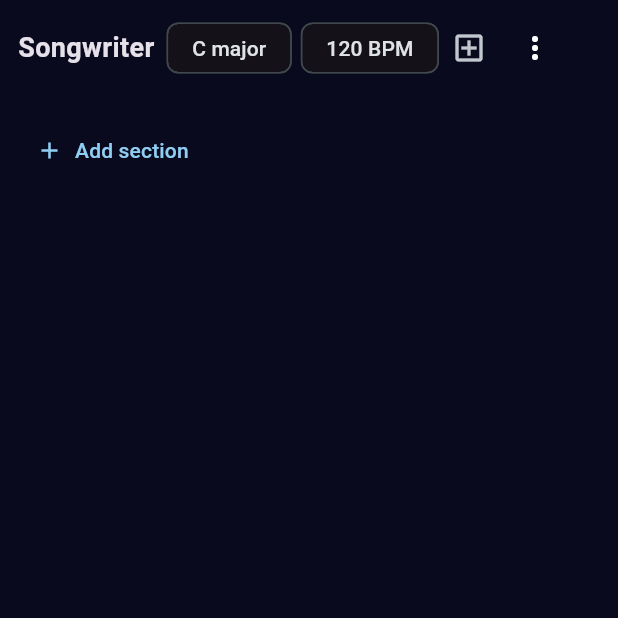
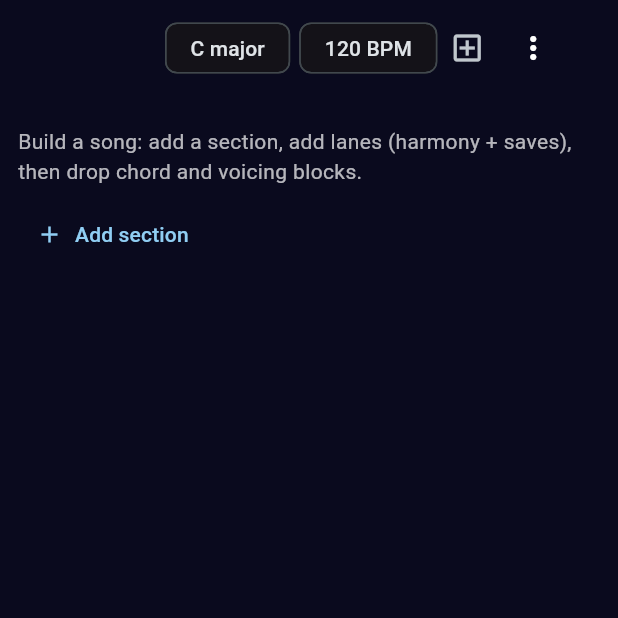
Before and after one commit to Rensykes/muzician, a Flutter app: the SongwriterScreen screen opened directly, on a phone screen of 412 x 824 dp, the top half of it. Run offline on Flutter 3.47's test engine with Material 3 defaults, Android fonts, the phone set to English and light mode, and no system bars; our stand-ins replace audioplayers, file_picker, flutter_riverpod, shared_preferences; missing offline and left inert: record; accounts and stored records are empty.

Commit message:
feat(songwriter): drop header title + empty-state guidance
Remove the redundant 'Songwriter' heading (nav already labels the tab); key +
tempo chips now have room to show full text and no longer truncate. Add a
helper line on the empty Writer tab explaining the section/lane/block flow.

Co-Authored-By: Claude Opus 4.8 <noreply@anthropic.com>

```diff
--- a/lib/features/songwriter/songwriter_header.dart
+++ b/lib/features/songwriter/songwriter_header.dart
@@ -25,15 +25,7 @@ class SongwriterHeader extends ConsumerWidget {
       padding: const EdgeInsets.symmetric(horizontal: 12, vertical: 8),
       child: Row(
         children: [
-          const Flexible(
-            child: Text(
-              'Songwriter',
-              style: TextStyle(fontWeight: FontWeight.bold, fontSize: 18),
-              maxLines: 1,
-              overflow: TextOverflow.ellipsis,
-            ),
-          ),
-          const SizedBox(width: 8),
+          const Spacer(),
           Flexible(
             child: _Chip(label: keyLabel, onTap: () => _editKey(context, ref)),
           ),
--- a/lib/features/songwriter/songwriter_screen.dart
+++ b/lib/features/songwriter/songwriter_screen.dart
@@ -43,6 +43,16 @@ class SongwriterScreen extends ConsumerWidget {
               child: ListView(
                 padding: const EdgeInsets.all(12),
                 children: [
+                  if (project.sections.isEmpty)
+                    const Padding(
+                      key: Key('songwriterEmptyHint'),
+                      padding: EdgeInsets.symmetric(vertical: 8),
+                      child: Text(
+                        'Build a song: add a section, add lanes '
+                        '(harmony + saves), then drop chord and voicing blocks.',
+                        style: TextStyle(color: Colors.white70),
+                      ),
+                    ),
                   for (final section in project.sections)
                     Padding(
                       padding: const EdgeInsets.only(bottom: 12),
```
Also changed, not shown: 2 other files.
